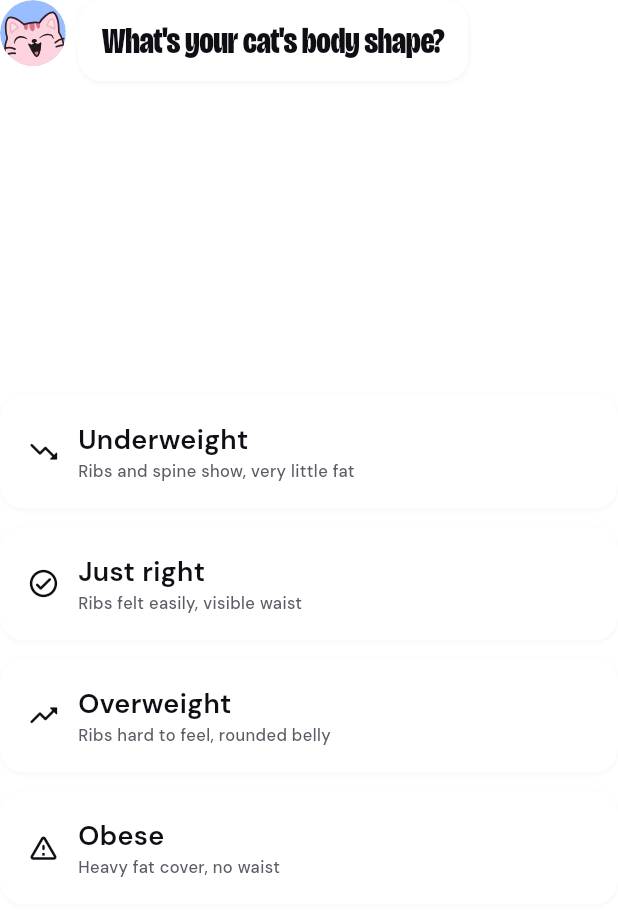
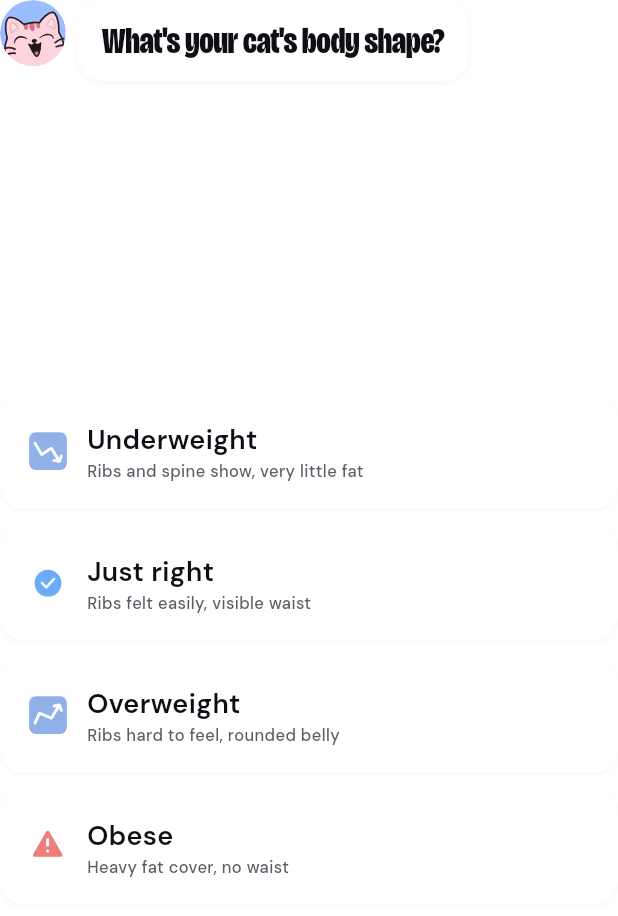
Before and after one commit to adamayuda/yucat, a Flutter app: the BodyConditionStep widget shown alone on an empty page, opened directly with empty values, on a phone screen of 412 x 824 dp. Shown: the top 916 px of the screen. Run offline on Flutter 3.47's test engine with Material 3 defaults, Android fonts, the phone set to English and light mode, and no system bars; our stand-ins replace auto_route, camera, cloud_firestore, cloud_functions, dio, easy_debounce and 14 more; missing offline and left inert: algoliasearch, mixpanel_flutter, onesignal_flutter, purchases_flutter; accounts and stored records are empty.

Commit message:
Use SVG icons in body-condition step; fix nutrition meat icon
- body-condition step: replace Material icons with Under/right/Over/Obese SVGs
  via DSOptionRow.leadingAsset
- nutrition-fact: use meat-2.svg (sidesteps the meat.svg case-bundling issue)
- add body-condition + related SVG assets (Under/Over/Obese/right/Pregrant)

Co-Authored-By: Claude Opus 4.8 (1M context) <noreply@anthropic.com>

```diff
--- a/lib/features/cat_create/widgets/steps/body_condition_step.dart
+++ b/lib/features/cat_create/widgets/steps/body_condition_step.dart
@@ -10,30 +10,30 @@ class BodyConditionStep extends StatelessWidget {
   // Values map to the assessment's `weightCategory` buckets
   // ('underweight' / 'normal' / 'overweight' / 'obese').
   static const List<
-      ({String label, String value, String desc, IconData icon})> _options = [
+      ({String label, String value, String desc, String asset})> _options = [
     (
       label: 'Underweight',
       value: 'underweight',
       desc: 'Ribs and spine show, very little fat',
-      icon: Icons.trending_down_rounded,
+      asset: 'assets/images/Under.svg',
     ),
     (
       label: 'Just right',
       value: 'normal',
       desc: 'Ribs felt easily, visible waist',
-      icon: Icons.check_circle_outline_rounded,
+      asset: 'assets/images/right.svg',
     ),
     (
       label: 'Overweight',
       value: 'overweight',
       desc: 'Ribs hard to feel, rounded belly',
-      icon: Icons.trending_up_rounded,
+      asset: 'assets/images/Over.svg',
     ),
     (
       label: 'Obese',
       value: 'obese',
       desc: 'Heavy fat cover, no waist',
-      icon: Icons.warning_amber_rounded,
+      asset: 'assets/images/Obese.svg',
     ),
   ];
 
@@ -60,7 +60,7 @@ class BodyConditionStep extends StatelessWidget {
                   DSOptionRow(
                     label: option.label,
                     description: option.desc,
-                    leadingIcon: option.icon,
+                    leadingAsset: option.asset,
                     selected: weightCategory == option.value,
                     onTap: () => onWeightCategoryChanged(option.value),
                   ),
--- a/lib/features/onboarding/widgets/nutrition_fact_screen.dart
+++ b/lib/features/onboarding/widgets/nutrition_fact_screen.dart
@@ -53,7 +53,7 @@ class NutritionFactScreen extends StatelessWidget {
                   color: DSColors.tintBlueSoft,
                 ),
                 alignment: Alignment.center,
-                child: SvgPicture.asset('assets/images/Meat.svg', width: 116),
+                child: SvgPicture.asset('assets/images/meat-2.svg', width: 116),
               ),
               const SizedBox(height: DSDimens.size3xl),
               RichText(
```
Also changed, not shown: assets/images/Low.svg, assets/images/Obese.svg (added), assets/images/Over.svg (added), assets/images/Pregrant.svg (added), assets/images/Under.svg (added), assets/images/right.svg (added).
